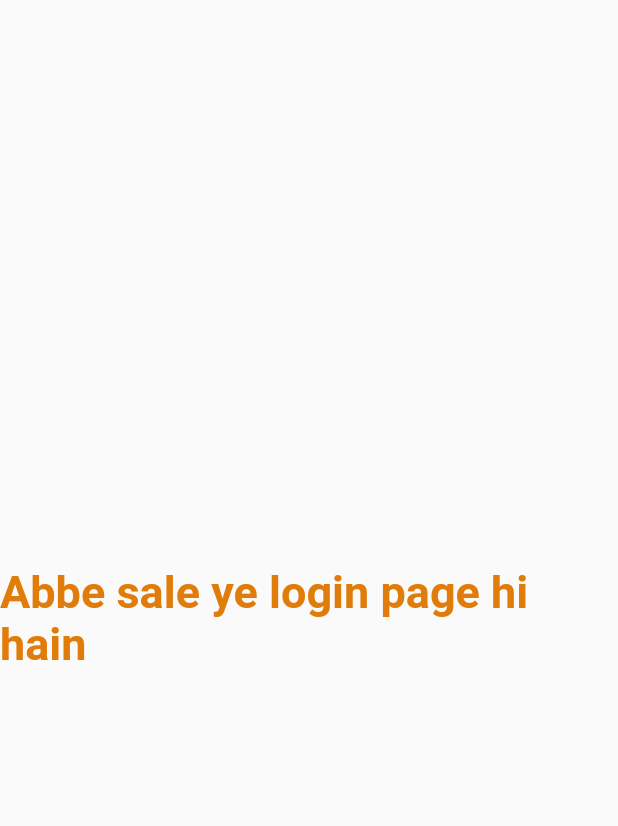
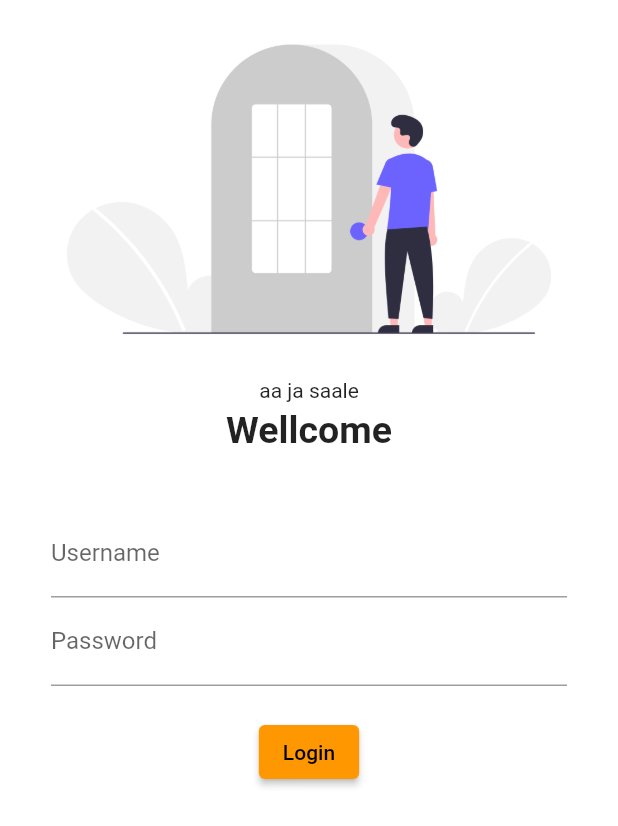
Before and after one commit to priyanshu1087/30_days_of_Flutter, a Flutter app: the screen it shows after launch, on a phone screen of 412 x 824 dp. Shown: the top 826 px of the screen. Run offline on Flutter 3.47's test engine with Material 2 defaults, Android fonts, the phone set to English and light mode, and no system bars.

Commit message:
day _4_compleated

```diff
--- a/lib/main.dart
+++ b/lib/main.dart
@@ -12,7 +12,8 @@ void main()
 Widget build(BuildContext context){
   return MaterialApp(
     themeMode: ThemeMode.light,
-    theme: ThemeData(primarySwatch:Colors.orange),
+    theme: ThemeData(primarySwatch:Colors.orange,
+   ),
     darkTheme: ThemeData(brightness: Brightness.dark,),
     routes: {
       "/":(context) => LoginPage(),
--- a/lib/pages.dart/login_page.dart
+++ b/lib/pages.dart/login_page.dart
@@ -6,13 +6,46 @@ class LoginPage extends StatelessWidget{
   @override
   Widget build(BuildContext context){
   return Material(
-    child: Center(child:
-    Text("Abbe sale ye login page hi hain ",
-    style: TextStyle(
-    fontSize: 30,
-    color: Color.fromARGB(255, 224, 124, 9),
-    fontWeight: FontWeight.bold
-    ),),),
+    color: Colors.white,
+    child: Column(
+      children: [
+        Image.asset("assets/images/login.png",fit:BoxFit.cover),
+        SizedBox(
+          height: 20.0, child:  Text("aa ja saale"),
+        ),
+        Text("Wellcome",style: TextStyle(fontSize: 25,fontWeight:FontWeight.bold ),),
+        SizedBox(height: 20.0,),
+       Padding(
+         padding: const EdgeInsets.symmetric(vertical:18.0, horizontal: 34.0),
+         child: Column(
+          children: [
+             TextFormField(
+            decoration: InputDecoration(
+              hintText: "Enter username",
+              labelText: "Username",
+             ),
+          ),
+            TextFormField(
+              obscureText: true,
+            decoration: InputDecoration(
+              hintText: "Enter password",
+              labelText: "Password",
+             ),
+          ),
+          SizedBox(
+          height: 20.0,
+        ),
+        ElevatedButton(child: Text("Login"),
+        style: TextButton.styleFrom(),
+        onPressed: () {},
+        )
+      ],
+         ),
+       )
+      ]
+      ),
+
   );
 }
+
 }
--- a/pubspec.yaml
+++ b/pubspec.yaml
@@ -35,6 +35,7 @@ dependencies:
   # The following adds the Cupertino Icons font to your application.
   # Use with the CupertinoIcons class for iOS style icons.
   cupertino_icons: ^1.0.2
+  google_fonts: ^4.0.3
 
 dev_dependencies:
   flutter_test:
@@ -59,8 +60,8 @@ flutter:
   uses-material-design: true
 
   # To add assets to your application, add an assets section, like this:
-  # assets:
-  #   - images/a_dot_burr.jpeg
+  assets:
+      - assets/images/login.png
   #   - images/a_dot_ham.jpeg
 
   # An image asset can refer to one or more resolution-specific "variants", see
```
Also changed, not shown: assets/images/login.png (added), pubspec.lock, 1 other file.
